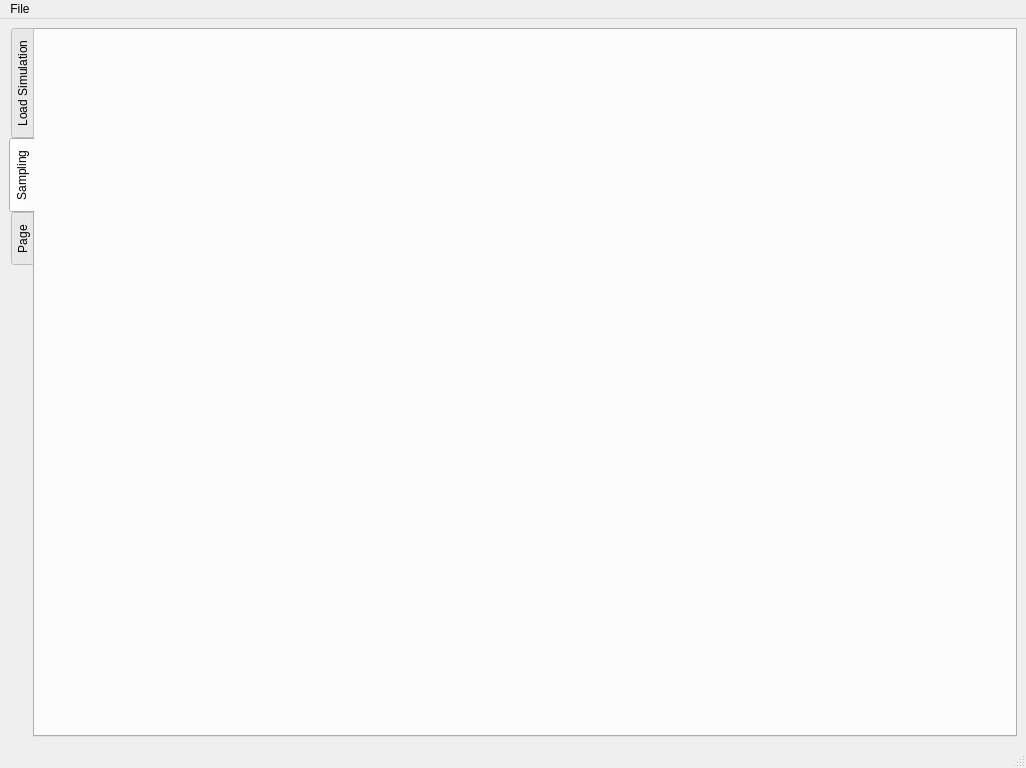
First picture: the form in gui/views/mainwindow.ui, repository feslima/metacontrol, before the edit.
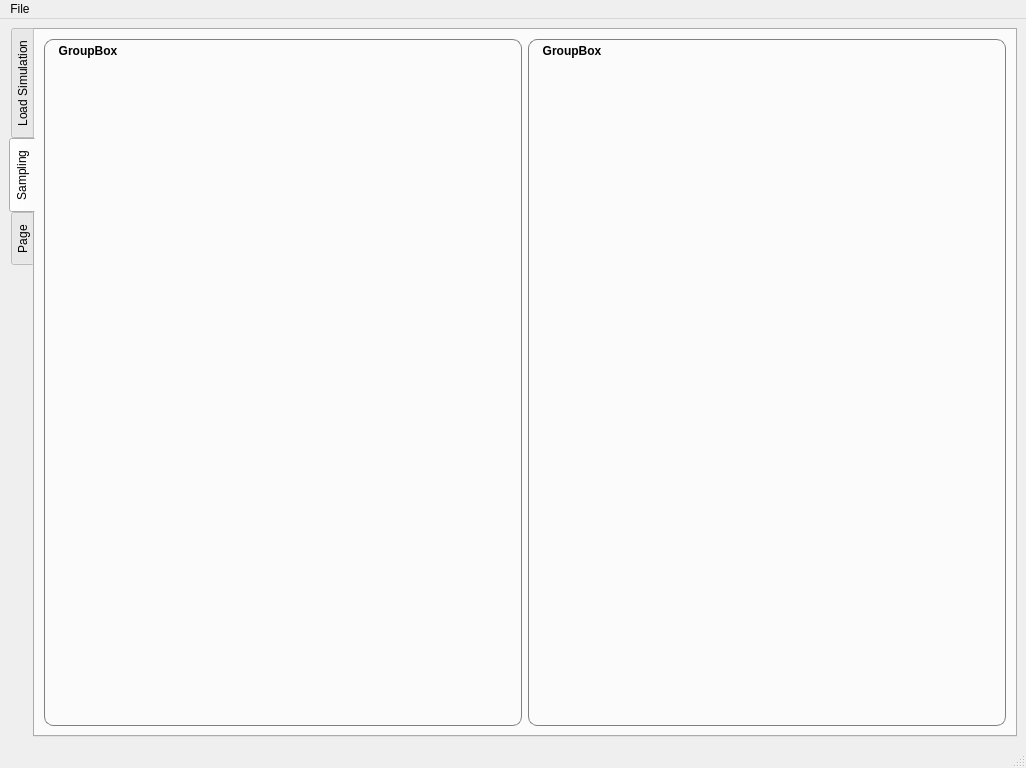
Second picture: the form after the edit. The open tabs and pages were chosen to show the change.

Commit message: minor modifications on loadsimtree and sketches of new tabs

What changed in the file:
```diff
--- a/gui/views/mainwindow.ui
+++ b/gui/views/mainwindow.ui
@@ -29,8 +29,8 @@
      <verstretch>0</verstretch>
     </sizepolicy>
    </property>
-   <layout class="QHBoxLayout" name="horizontalLayout">
-    <item>
+   <layout class="QGridLayout" name="gridLayout_4">
+    <item row="0" column="0">
      <widget class="QTabWidget" name="tabMainWidget">
       <property name="sizePolicy">
        <sizepolicy hsizetype="Preferred" vsizetype="Preferred">
@@ -467,6 +467,50 @@
        <attribute name="title">
         <string>Sampling</string>
        </attribute>
+       <layout class="QGridLayout" name="gridLayout_2">
+        <item row="0" column="0">
+         <widget class="QGroupBox" name="groupBox_3">
+          <property name="styleSheet">
+           <string notr="true">QGroupBox {
+    border: 1px solid gray;
+    border-radius: 9px;
+	font-weight: bold;
+}
+
+QGroupBox::title {
+    subcontrol-origin: margin;
+    left: 10px;
+    top: 5px;
+    padding: 0 3px 0 3px;
+}</string>
+          </property>
+          <property name="title">
+           <string>GroupBox</string>
+          </property>
+         </widget>
+        </item>
+        <item row="0" column="1">
+         <widget class="QGroupBox" name="groupBox_4">
+          <property name="styleSheet">
+           <string notr="true">QGroupBox {
+    border: 1px solid gray;
+    border-radius: 9px;
+	font-weight: bold;
+}
+
+QGroupBox::title {
+    subcontrol-origin: margin;
+    left: 10px;
+    top: 5px;
+    padding: 0 3px 0 3px;
+}</string>
+          </property>
+          <property name="title">
+           <string>GroupBox</string>
+          </property>
+         </widget>
+        </item>
+       </layout>
       </widget>
       <widget class="QWidget" name="tab_3">
        <attribute name="title">
```
Left out of the diff: 171 changed lines with no effect on the pictures. The commit also changes 5 other files.
